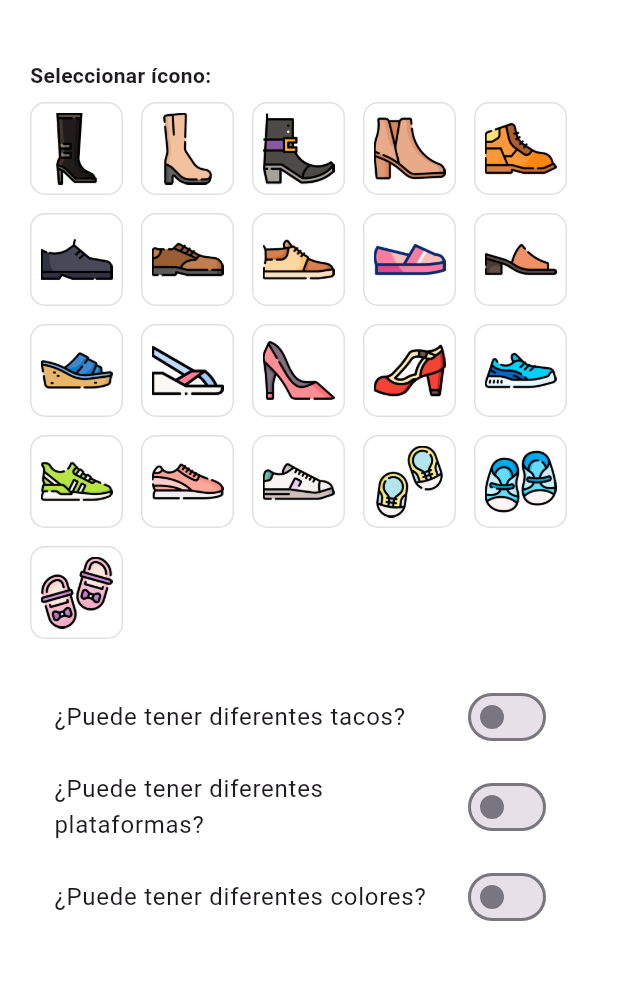
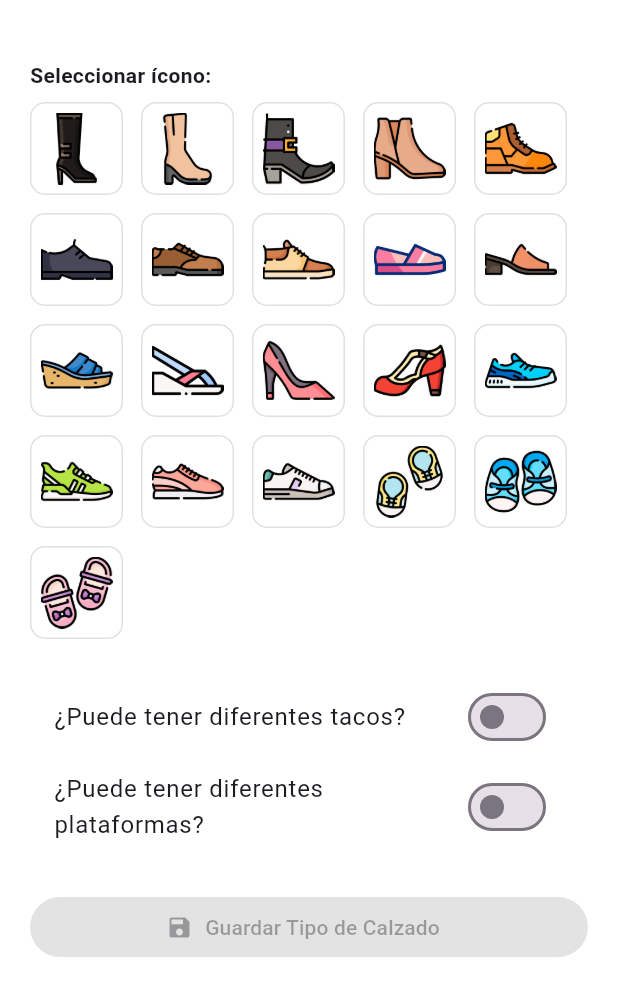
Before and after one commit to JulioSalgado29/zapatito_v2, a Flutter app: the TipoCalzadoForm widget shown alone on an empty page, opened directly, scrolled down 126 dp, on a phone screen of 412 x 824 dp. Shown: the top 996 px of the screen. Run offline on Flutter 3.47's test engine with Material 3 defaults, Android fonts, the phone set to English and light mode, and no system bars; our stand-ins replace firebase_auth, firebase_core, flutter_custom_clippers, google_fonts, google_sign_in, image_picker and 2 more; accounts and stored records are empty.

Commit message:
-> Unificar color

```diff
--- a/lib/main-widgets/CALZADO/calzado_page.dart
+++ b/lib/main-widgets/CALZADO/calzado_page.dart
@@ -518,7 +518,6 @@ class _CalzadoPageState extends State<CalzadoPage> {
                                   data['id_tipo_calzado']?.toString();
                               final taco = data['taco'] ?? false;
                               final plataforma = data['plataforma'] ?? false;
-                              final colores = data['colores'] ?? false;
 
                               final icono = _mapaIconos[tipoId] ?? "❓";
                               final bool mostrarAvisoPrecio = (precio <= 0 &&
@@ -620,10 +619,6 @@ class _CalzadoPageState extends State<CalzadoPage> {
                                                       Icons.layers,
                                                       'Plataforma',
                                                       plataforma),
-                                                  _buildFeatureChip(
-                                                      Icons.palette,
-                                                      'Colores',
-                                                      colores),
                                                 ],
                                               ),
                                               const SizedBox(height: 12),
--- a/lib/main-widgets/TIPO_CALZADO/tipo_calzado_form.dart
+++ b/lib/main-widgets/TIPO_CALZADO/tipo_calzado_form.dart
@@ -28,7 +28,6 @@ class _TipoCalzadoFormState extends State<TipoCalzadoForm> {
   String? _iconoSeleccionado;
   bool _taco = false;
   bool _plataforma = false;
-  bool _colores = false;
 
   bool get isEditing => widget.itemData != null;
 
@@ -44,7 +43,6 @@ class _TipoCalzadoFormState extends State<TipoCalzadoForm> {
       _iconoSeleccionado = data['icono']; // ruta guardada
       _taco = data['taco'] ?? false;
       _plataforma = data['plataforma'] ?? false;
-      _colores = data['colores'] ?? false;
     }
     _cargarIconos();
   }
@@ -107,7 +105,7 @@ class _TipoCalzadoFormState extends State<TipoCalzadoForm> {
           emailUsuario: emailUsuario,
           taco: _taco,
           plataforma: _plataforma,
-          colores: _colores,
+          colores: true,
         );
       } else {
         exito = await TipoCalzadoService.crear(
@@ -117,7 +115,7 @@ class _TipoCalzadoFormState extends State<TipoCalzadoForm> {
           emailUsuario: emailUsuario,
           taco: _taco,
           plataforma: _plataforma,
-          colores: _colores,
+          colores: true,
           idInventario: idInventario,
         );
       }
@@ -270,15 +268,6 @@ class _TipoCalzadoFormState extends State<TipoCalzadoForm> {
                     });
                   },
                 ),
-                SwitchListTile(
-                  title: const Text('¿Puede tener diferentes colores?'),
-                  value: _colores,
-                  onChanged: (value) {
-                    setState(() {
-                      _colores = value;
-                    });
-                  },
-                ),
                 const SizedBox(height: 24),
                 SizedBox(
                   width: double.infinity,
--- a/lib/main-widgets/TIPO_CALZADO/tipo_calzado_page.dart
+++ b/lib/main-widgets/TIPO_CALZADO/tipo_calzado_page.dart
@@ -227,7 +227,6 @@ class _TipoCalzadoPageState extends State<TipoCalzadoPage> {
                 final usuario = item['usuario_creacion'] ?? '';
                 final taco = item['taco'] ?? false;
                 final plataforma = item['plataforma'] ?? false;
-                final colores = item['colores'] ?? false;
 
                 return Card(
                   elevation: 3,
@@ -265,8 +264,6 @@ class _TipoCalzadoPageState extends State<TipoCalzadoPage> {
                               _buildFeatureChip(Icons.height, 'Taco', taco),
                               _buildFeatureChip(
                                   Icons.layers, 'Plataforma', plataforma),
-                              _buildFeatureChip(
-                                  Icons.palette, 'Colores', colores),
                             ],
                           ),
                           const SizedBox(height: 12),
```
Also changed, not shown: lib/main-widgets/CALZADO/calzado_form_page.dart (+61 -28 lines), lib/main-widgets/INVENTARIO/inventario_page.dart (+7 -3 lines).
